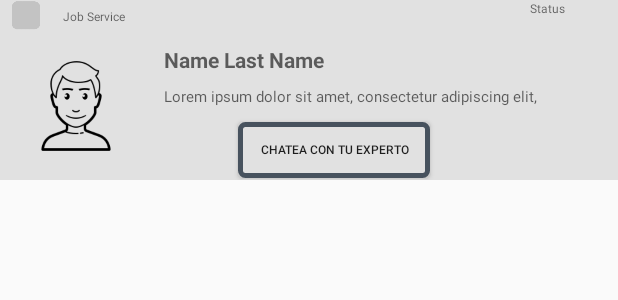
After one commit to Brik000/APPExperto, an Android app: the layout layout_list_service.xml on its own in the app's theme, with its tools: preview values and no code run, on a phone screen of 412 x 824 dp. The commit adds this screen. Shown: the top 300 px of the screen. Run offline under Robolectric (Android 15) with nearby library versions, the phone set to English and light mode, and no system bars.

Commit message:
Recycler View Service, no logic

```diff
--- a/AppExperto2020/app/build.gradle
+++ b/AppExperto2020/app/build.gradle
@@ -44,6 +44,7 @@ dependencies {
     implementation 'com.facebook.android:facebook-android-sdk:[5,6)'
     implementation 'de.hdodenhof:circleimageview:3.1.0'
     implementation 'com.google.firebase:firebase-messaging:17.3.4'
+    implementation 'de.hdodenhof:circleimageview:3.1.0'
     testImplementation 'junit:junit:4.12'
     androidTestImplementation 'androidx.test.ext:junit:1.1.1'
     androidTestImplementation 'androidx.test.espresso:espresso-core:3.2.0'
--- a/AppExperto2020/app/src/main/AndroidManifest.xml
+++ b/AppExperto2020/app/src/main/AndroidManifest.xml
@@ -10,9 +10,9 @@
     <application
         android:name=".AppConfig"
         android:allowBackup="true"
-        android:icon="@mipmap/ic_launcher"
+        android:icon="@drawable/expert"
         android:label="@string/app_name"
-        android:roundIcon="@mipmap/ic_launcher_round"
+        android:roundIcon="@drawable/expert"
         android:screenOrientation="portrait"
         android:supportsRtl="true"
         android:theme="@style/AppTheme">
--- a/AppExperto2020/app/src/main/java/com/example/appexperto2020/view/ServicesListFragment.java
+++ b/AppExperto2020/app/src/main/java/com/example/appexperto2020/view/ServicesListFragment.java
@@ -6,8 +6,13 @@ import android.os.PersistableBundle;
 import androidx.annotation.Nullable;
 import androidx.fragment.app.Fragment;
 import androidx.fragment.app.FragmentActivity;
+import androidx.recyclerview.widget.RecyclerView;
 
 import com.example.appexperto2020.R;
+import com.example.appexperto2020.adapter.ServiceRecyclerViewAdapter;
+import com.example.appexperto2020.model.Service;
+
+import java.util.ArrayList;
 
 public class ServicesListFragment extends Fragment {
 
@@ -15,4 +20,5 @@ public class ServicesListFragment extends Fragment {
     public void onCreate(@Nullable Bundle savedInstanceState) {
         super.onCreate(savedInstanceState);
     }
+
 }
--- /dev/null
+++ b/AppExperto2020/app/src/main/res/drawable/go_to_chat_button_bg.xml
@@ -0,0 +1,9 @@
+<?xml version="1.0" encoding="utf-8"?>
+<shape xmlns:android="http://schemas.android.com/apk/res/android"
+    android:shape="rectangle">
+    <gradient android:startColor="@color/gray3"
+        android:endColor="@color/gray3"
+        android:angle="90" />
+    <corners android:radius="3dp" />
+    <stroke android:width="5px" android:color="@color/gray2" />
+</shape>
--- a/AppExperto2020/app/src/main/res/layout/fragment_services_list.xml
+++ b/AppExperto2020/app/src/main/res/layout/fragment_services_list.xml
@@ -7,4 +7,5 @@
     android:background="@color/backgroundExpert"
     tools:context=".view.ServicesListFragment">
 
+
 </androidx.constraintlayout.widget.ConstraintLayout>
--- /dev/null
+++ b/AppExperto2020/app/src/main/res/layout/layout_list_service.xml
@@ -0,0 +1,105 @@
+<?xml version="1.0" encoding="utf-8"?>
+<androidx.constraintlayout.widget.ConstraintLayout xmlns:android="http://schemas.android.com/apk/res/android"
+    xmlns:app="http://schemas.android.com/apk/res-auto"
+    xmlns:tools="http://schemas.android.com/tools"
+    android:id="@+id/serviceContainerCL"
+    android:layout_width="match_parent"
+    android:layout_height="120dp"
+    android:background="@color/gray3">
+
+    <androidx.constraintlayout.widget.ConstraintLayout
+        android:id="@+id/headerServiceCL"
+        android:layout_width="match_parent"
+        android:layout_height="20dp"
+        app:layout_constraintEnd_toEndOf="parent"
+        app:layout_constraintStart_toStartOf="parent"
+        app:layout_constraintTop_toTopOf="parent">
+
+        <ImageView
+            android:id="@+id/graySquareIV"
+            android:layout_width="34dp"
+            android:layout_height="20dp"
+            app:layout_constraintStart_toStartOf="parent"
+            app:layout_constraintTop_toTopOf="parent"
+            app:srcCompat="@drawable/gray_square_service" />
+
+        <TextView
+            android:id="@+id/jobServiceTV"
+            android:layout_width="wrap_content"
+            android:layout_height="wrap_content"
+            android:layout_marginStart="8dp"
+            android:layout_marginLeft="8dp"
+            android:layout_marginTop="5dp"
+            android:clickable="false"
+            android:hint="@string/job_service_hint"
+            android:textSize="8sp"
+            app:layout_constraintStart_toEndOf="@+id/graySquareIV"
+            app:layout_constraintTop_toTopOf="parent" />
+
+        <TextView
+            android:id="@+id/statusServiceTV"
+            android:layout_width="wrap_content"
+            android:layout_height="wrap_content"
+            android:layout_marginEnd="35dp"
+            android:layout_marginRight="35dp"
+            android:clickable="false"
+            android:hint="@string/status_service_hint"
+            android:textSize="8sp"
+            app:layout_constraintEnd_toEndOf="parent"
+            app:layout_constraintTop_toTopOf="parent" />
+    </androidx.constraintlayout.widget.ConstraintLayout>
+
+    <de.hdodenhof.circleimageview.CircleImageView
+        android:id="@+id/serviceCV"
+        android:layout_width="85dp"
+        android:layout_height="85dp"
+        android:layout_marginStart="8dp"
+        android:layout_marginLeft="8dp"
+        android:layout_marginTop="8dp"
+        android:clickable="false"
+        android:src="@drawable/client"
+        app:layout_constraintStart_toStartOf="parent"
+        app:layout_constraintTop_toBottomOf="@+id/headerServiceCL" />
+
+    <TextView
+        android:id="@+id/userServiceTV"
+        android:layout_width="wrap_content"
+        android:layout_height="wrap_content"
+        android:layout_marginStart="16dp"
+        android:layout_marginLeft="16dp"
+        android:layout_marginTop="10dp"
+        android:clickable="false"
+        android:hint="@string/user_name_service_hint"
+        android:textStyle="bold"
+        app:layout_constraintStart_toEndOf="@+id/serviceCV"
+        app:layout_constraintTop_toBottomOf="@+id/headerServiceCL" />
+
+    <TextView
+        android:id="@+id/bodyServiceTV"
+        android:layout_width="wrap_content"
+        android:layout_height="wrap_content"
+        android:layout_marginStart="16dp"
+        android:layout_marginLeft="16dp"
+        android:layout_marginTop="8dp"
+        android:clickable="false"
+        android:hint="@string/body_service_hint"
+        android:textSize="10sp"
+        app:layout_constraintStart_toEndOf="@+id/serviceCV"
+        app:layout_constraintTop_toBottomOf="@+id/userServiceTV" />
+
+    <Button
+        android:id="@+id/chatServiceBtn"
+        android:layout_width="128dp"
+        android:layout_height="37dp"
+        android:layout_marginStart="65dp"
+        android:layout_marginLeft="65dp"
+        android:layout_marginTop="10dp"
+        android:background="@drawable/go_to_chat_button_bg"
+        android:text="@string/button_go_chat"
+        android:textSize="8sp"
+        android:visibility="visible"
+        app:layout_constraintStart_toEndOf="@+id/serviceCV"
+        app:layout_constraintTop_toBottomOf="@+id/bodyServiceTV" />
+
+
+</androidx.constraintlayout.widget.ConstraintLayout>
--- a/AppExperto2020/app/src/main/res/values/colors.xml
+++ b/AppExperto2020/app/src/main/res/values/colors.xml
@@ -10,4 +10,5 @@
     <color name="backgroundExpert">#FFFFFF</color>
     <color name="gray">#828282 </color>
     <color name="gray2">#47525E</color>
+    <color name="gray3">#E1E1E1</color>
 </resources>
--- a/AppExperto2020/app/src/main/res/values/strings.xml
+++ b/AppExperto2020/app/src/main/res/values/strings.xml
@@ -72,4 +72,11 @@
 
     <!-- Chat Activity -->
     <string name="chat_hint"> Escribe un mensaje... </string>
+
+    <!-- Service Activity -->
+    <string name="job_service_hint">Job Service</string>
+    <string name="status_service_hint">Status</string>
+    <string name="user_name_service_hint">Name Last Name</string>
+    <string name="body_service_hint"> Lorem ipsum dolor sit amet, consectetur adipiscing elit, </string>
+    <string name="button_go_chat">Chatea con tu experto</string>
 </resources>
```
Also changed, not shown: AppExperto2020/app/src/main/java/com/example/appexperto2020/adapter/ServiceRecyclerViewAdapter.java (added, +62 -0 lines), AppExperto2020/app/src/main/java/com/example/appexperto2020/holder/ServiceViewHolder.java (added, +45 -0 lines), AppExperto2020/app/src/main/java/com/example/appexperto2020/view/MyServicesActivity.java (+28 -0 lines), AppExperto2020/app/src/main/res/layout/activity_my_services.xml (+38 -0 lines), AppExperto2020/app/src/main/res/drawable/gray_square_service.png (added).
